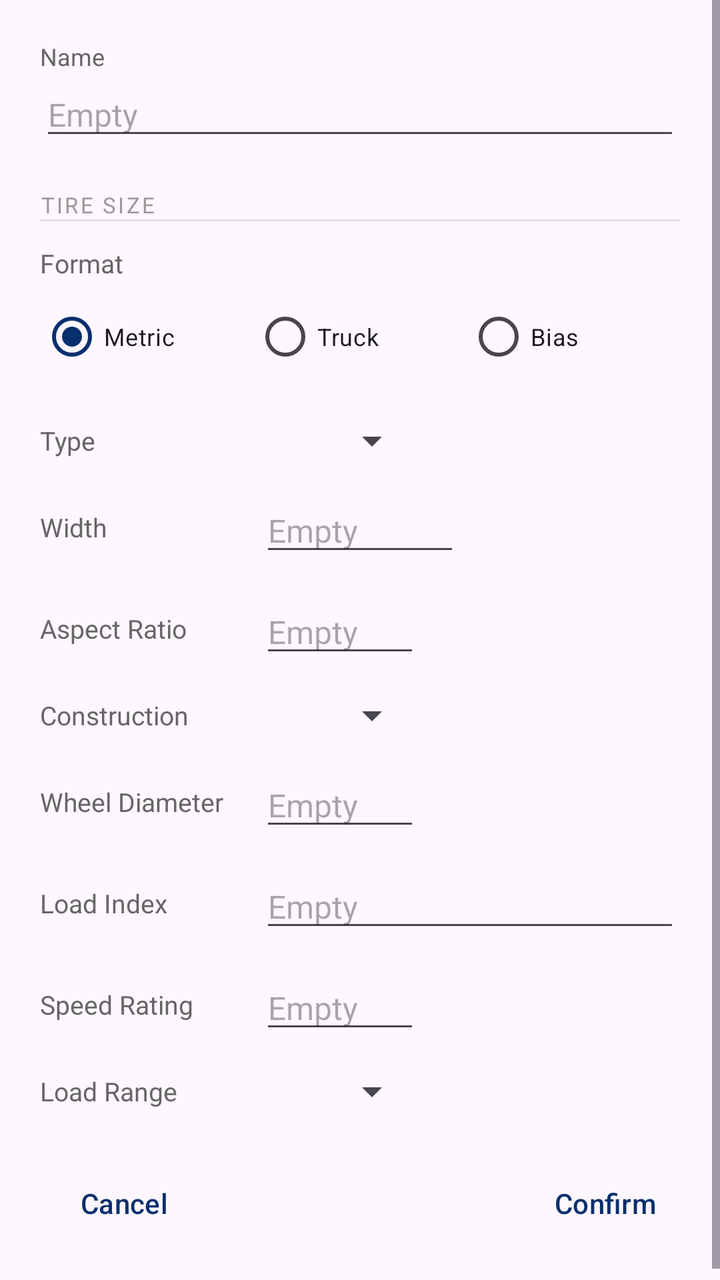
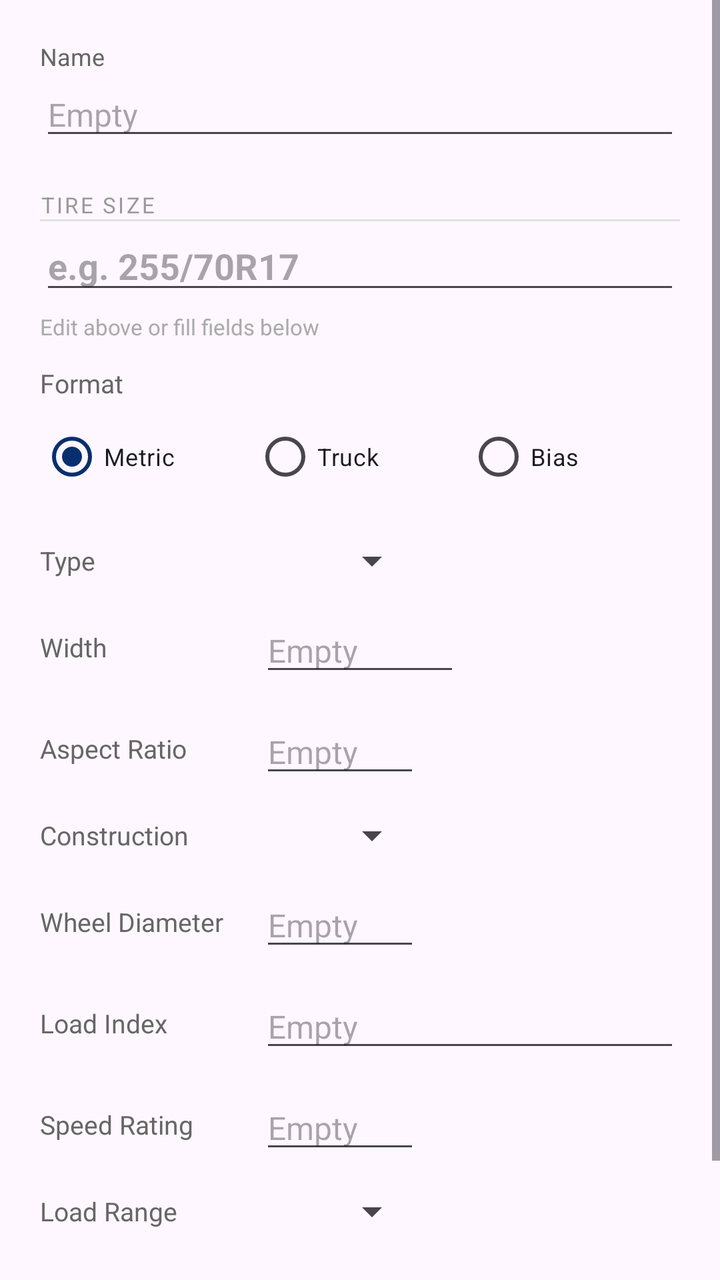

The first picture is an Android layout as it rendered before a commit; the second is the same layout after the commit. The layout source and the unified diff follow.
<!-- AndroidManifest.xml: application theme Theme.BarcodeScannerApp -->
<!-- res/layout/dialog_manual_entry.xml -->
<?xml version="1.0" encoding="utf-8"?>
<ScrollView xmlns:android="http://schemas.android.com/apk/res/android"
    android:layout_width="match_parent"
    android:layout_height="wrap_content">

    <LinearLayout
        android:layout_width="match_parent"
        android:layout_height="wrap_content"
        android:orientation="vertical"
        android:padding="20dp">

        <TextView
            android:layout_width="wrap_content"
            android:layout_height="wrap_content"
            android:text="Name"
            android:textSize="12sp"
            android:textColor="#666666" />

        <EditText
            android:id="@+id/brandInput"
            android:layout_width="match_parent"
            android:layout_height="wrap_content"
            android:hint="Empty"
            android:inputType="text"
            android:textSize="16sp" />

        <TextView
            android:layout_width="wrap_content"
            android:layout_height="wrap_content"
            android:layout_marginTop="20dp"
            android:text="TIRE SIZE"
            android:textSize="11sp"
            android:textColor="#999999"
            android:letterSpacing="0.1" />

        <View
            android:layout_width="match_parent"
            android:layout_height="1dp"
            android:layout_marginBottom="12dp"
            android:background="#E0E0E0" />

        <TextView
            android:layout_width="wrap_content"
            android:layout_height="wrap_content"
            android:text="Format"
            android:textSize="13sp"
            android:textColor="#666666"
            android:layout_marginBottom="4dp" />

        <RadioGroup
            android:id="@+id/tireModeGroup"
            android:layout_width="match_parent"
            android:layout_height="wrap_content"
            android:orientation="horizontal"
            android:layout_marginBottom="16dp">

            <RadioButton
                android:id="@+id/radioMetric"
                android:layout_width="0dp"
                android:layout_height="wrap_content"
                android:layout_weight="1"
                android:text="Metric"
                android:textSize="12sp"
                android:checked="true" />

            <RadioButton
                android:id="@+id/radioCommercial"
                android:layout_width="0dp"
                android:layout_height="wrap_content"
                android:layout_weight="1"
                android:text="Truck"
                android:textSize="12sp" />

            <RadioButton
                android:id="@+id/radioAtv"
                android:layout_width="0dp"
                android:layout_height="wrap_content"
                android:layout_weight="1"
                android:text="Bias"
                android:textSize="12sp" />

        </RadioGroup>

        
        <LinearLayout
            android:id="@+id/rowPrefix"
            android:layout_width="match_parent"
            android:layout_height="wrap_content"
            android:orientation="horizontal"
            android:gravity="center_vertical"
            android:layout_marginBottom="12dp">
            <TextView android:layout_width="110dp" android:layout_height="wrap_content"
                android:text="Type" android:textSize="13sp" android:textColor="#666666" />
            <Spinner android:id="@+id/tirePrefixSpinner"
                android:layout_width="wrap_content" android:layout_height="wrap_content"
                android:minWidth="80dp" />
        </LinearLayout>

        
        <LinearLayout
            android:id="@+id/rowMetricOverall"
            android:layout_width="match_parent"
            android:layout_height="wrap_content"
            android:orientation="horizontal"
            android:gravity="center_vertical"
            android:layout_marginBottom="12dp"
            android:visibility="gone">
            <TextView android:layout_width="110dp" android:layout_height="wrap_content"
                android:text="Overall Diameter" android:textSize="13sp" android:textColor="#666666" />
            <EditText android:id="@+id/metricOverallInput"
                android:layout_width="80dp" android:layout_height="wrap_content"
                android:hint="37" android:inputType="number" android:maxLength="3"
                android:textSize="16sp" />
        </LinearLayout>

        
        <LinearLayout
            android:id="@+id/rowWidth"
            android:layout_width="match_parent"
            android:layout_height="wrap_content"
            android:orientation="horizontal"
            android:gravity="center_vertical"
            android:layout_marginBottom="12dp">
            <TextView android:layout_width="110dp" android:layout_height="wrap_content"
                android:text="Width" android:textSize="13sp" android:textColor="#666666" />
            <EditText android:id="@+id/tireWidthInput"
                android:layout_width="100dp" android:layout_height="wrap_content"
                android:hint="Empty" android:inputType="numberDecimal" android:maxLength="6"
                android:textSize="16sp" />
        </LinearLayout>

        
        <LinearLayout
            android:id="@+id/rowRatio"
            android:layout_width="match_parent"
            android:layout_height="wrap_content"
            android:orientation="horizontal"
            android:gravity="center_vertical"
            android:layout_marginBottom="12dp">
            <TextView android:layout_width="110dp" android:layout_height="wrap_content"
                android:text="Aspect Ratio" android:textSize="13sp" android:textColor="#666666" />
            <EditText android:id="@+id/tireRatioInput"
                android:layout_width="80dp" android:layout_height="wrap_content"
                android:hint="Empty" android:inputType="number" android:maxLength="2"
                android:textSize="16sp" />
        </LinearLayout>

        
        <LinearLayout
            android:id="@+id/rowConstruction"
            android:layout_width="match_parent"
            android:layout_height="wrap_content"
            android:orientation="horizontal"
            android:gravity="center_vertical"
            android:layout_marginBottom="12dp">
            <TextView android:layout_width="110dp" android:layout_height="wrap_content"
                android:text="Construction" android:textSize="13sp" android:textColor="#666666" />
            <Spinner android:id="@+id/tireConstructionSpinner"
                android:layout_width="wrap_content" android:layout_height="wrap_content"
                android:minWidth="80dp" />
        </LinearLayout>

        
        <LinearLayout
            android:id="@+id/rowDiameter"
            android:layout_width="match_parent"
            android:layout_height="wrap_content"
            android:orientation="horizontal"
            android:gravity="center_vertical"
            android:layout_marginBottom="12dp">
            <TextView android:layout_width="110dp" android:layout_height="wrap_content"
                android:text="Wheel Diameter" android:textSize="13sp" android:textColor="#666666" />
            <EditText android:id="@+id/tireDiameterInput"
                android:layout_width="80dp" android:layout_height="wrap_content"
                android:hint="Empty" android:inputType="numberDecimal" android:maxLength="4"
                android:textSize="16sp" />
        </LinearLayout>

        
        <LinearLayout
            android:id="@+id/rowLoadIndex"
            android:layout_width="match_parent"
            android:layout_height="wrap_content"
            android:orientation="horizontal"
            android:gravity="center_vertical"
            android:layout_marginBottom="12dp">
            <TextView android:layout_width="110dp" android:layout_height="wrap_content"
                android:text="Load Index" android:textSize="13sp" android:textColor="#666666" />
            <EditText android:id="@+id/tireLoadIndexInput"
                android:layout_width="match_parent" android:layout_height="wrap_content"
                android:hint="Empty" android:inputType="text" android:maxLength="10"
                android:textSize="16sp" />
        </LinearLayout>

        
        <LinearLayout
            android:id="@+id/rowSpeedRating"
            android:layout_width="match_parent"
            android:layout_height="wrap_content"
            android:orientation="horizontal"
            android:gravity="center_vertical"
            android:layout_marginBottom="12dp">
            <TextView android:layout_width="110dp" android:layout_height="wrap_content"
                android:text="Speed Rating" android:textSize="13sp" android:textColor="#666666" />
            <EditText android:id="@+id/tireSpeedRatingInput"
                android:layout_width="80dp" android:layout_height="wrap_content"
                android:hint="Empty" android:inputType="textCapCharacters" android:maxLength="2"
                android:textSize="16sp" />
        </LinearLayout>

        
        <LinearLayout
            android:id="@+id/rowLoadRange"
            android:layout_width="match_parent"
            android:layout_height="wrap_content"
            android:orientation="horizontal"
            android:gravity="center_vertical"
            android:layout_marginBottom="12dp">
            <TextView
                android:id="@+id/labelLoadRange"
                android:layout_width="110dp" android:layout_height="wrap_content"
                android:text="Load Range" android:textSize="13sp" android:textColor="#666666" />
            <Spinner android:id="@+id/plyRatingSpinner"
                android:layout_width="wrap_content" android:layout_height="wrap_content"
                android:minWidth="80dp" />
        </LinearLayout>

        
        <LinearLayout
            android:id="@+id/rowAtvOverall"
            android:layout_width="match_parent"
            android:layout_height="wrap_content"
            android:orientation="horizontal"
            android:gravity="center_vertical"
            android:layout_marginBottom="12dp"
            android:visibility="gone">

            <TextView android:layout_width="110dp" android:layout_height="wrap_content"
                android:text="Overall" android:textSize="13sp" android:textColor="#666666" />

            <EditText android:id="@+id/atvOverallInput"
                android:layout_width="50dp" android:layout_height="wrap_content"
                android:hint="27" android:inputType="number" android:maxLength="3"
                android:textSize="16sp" />

            <TextView android:layout_width="wrap_content" android:layout_height="wrap_content"
                android:text="x" android:textSize="16sp" android:textColor="#666666"
                android:layout_marginHorizontal="4dp" />

            <EditText android:id="@+id/atvWidthInput"
                android:layout_width="50dp" android:layout_height="wrap_content"
                android:hint="9" android:inputType="numberDecimal" android:maxLength="4"
                android:textSize="16sp" />

            <TextView android:layout_width="wrap_content" android:layout_height="wrap_content"
                android:text="-" android:textSize="16sp" android:textColor="#666666"
                android:layout_marginHorizontal="4dp" />

            <EditText android:id="@+id/atvRimInput"
                android:layout_width="50dp" android:layout_height="wrap_content"
                android:hint="12" android:inputType="number" android:maxLength="2"
                android:textSize="16sp" />

        </LinearLayout>

        
        <LinearLayout
            android:layout_width="match_parent"
            android:layout_height="wrap_content"
            android:layout_marginTop="8dp"
            android:orientation="horizontal"
            android:gravity="end">

            <Button
                android:id="@+id/cancelButton"
                style="?android:attr/buttonBarButtonStyle"
                android:layout_width="wrap_content"
                android:layout_height="wrap_content"
                android:text="Cancel" />

            <View android:layout_width="0dp" android:layout_height="1dp" android:layout_weight="1" />

            <Button
                android:id="@+id/confirmButton"
                android:layout_width="wrap_content"
                android:layout_height="wrap_content"
                android:text="Confirm"
                android:layout_marginStart="8dp"
                style="?android:attr/buttonBarButtonStyle" />

        </LinearLayout>

    </LinearLayout>

</ScrollView>
<!-- resources referenced by this layout -->
<resources>
  <style name="Theme.BarcodeScannerApp" parent="Base.Theme.BarcodeScannerApp" />
  <style name="Base.Theme.BarcodeScannerApp" parent="Theme.Material3.DayNight.NoActionBar">
          <item name="android:statusBarColor">#C11236</item>
          <item name="colorPrimary">@color/blue</item>
          <item name="colorSurface">@color/white</item>
          <item name="colorOnSurface">@color/black</item>
      </style>
  <color name="blue">#082F6D</color>
  <color name="white">#FFFFFFFF</color>
  <color name="black">#FF000000</color>
</resources>

<!-- the commit's change to res/layout/dialog_manual_entry.xml (unified diff, before → after) -->
@@ -36,8 +36,26 @@
         <View
             android:layout_width="match_parent"
             android:layout_height="1dp"
-            android:layout_marginBottom="12dp"
             android:background="#E0E0E0" />
+
+        <EditText
+            android:id="@+id/tireSizeInput"
+            android:layout_width="match_parent"
+            android:layout_height="wrap_content"
+            android:hint="e.g. 255/70R17 "
+            android:inputType="textNoSuggestions"
+            android:textSize="18sp"
+            android:textStyle="bold"
+            android:textColor="#1a1a1a"
+            android:layout_marginBottom="4dp" />
+
+        <TextView
+            android:layout_width="wrap_content"
+            android:layout_height="wrap_content"
+            android:text="Edit above or fill fields below"
+            android:textSize="11sp"
+            android:textColor="#AAAAAA"
+            android:layout_marginBottom="12dp" />
 
         <TextView
             android:layout_width="wrap_content"
@@ -106,7 +124,7 @@
             android:layout_marginBottom="12dp"
             android:visibility="gone">
             <TextView android:layout_width="110dp" android:layout_height="wrap_content"
-                android:text="Overall Diameter" android:textSize="13sp" android:textColor="#666666" />
+                android:text="Overall Dia." android:textSize="13sp" android:textColor="#666666" />
             <EditText android:id="@+id/metricOverallInput"
                 android:layout_width="80dp" android:layout_height="wrap_content"
                 android:hint="37" android:inputType="number" android:maxLength="3"
